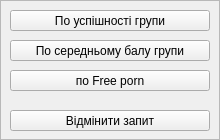
MikeostCorp/Gradify, file src/queryform.ui: the form before one commit.
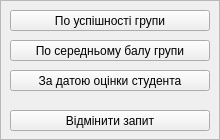
The form after the commit.

The edit to the form file:
```diff
--- a/src/queryform.ui
+++ b/src/queryform.ui
@@ -94,7 +94,7 @@
      <cursorShape>PointingHandCursor</cursorShape>
     </property>
     <property name="text">
-     <string>по Free porn</string>
+     <string>За датою оцінки студента</string>
     </property>
    </widget>
    <widget class="QPushButton" name="mySQLPushButton">
```
Left out of the diff: 2 changed lines with no effect on the pictures.
